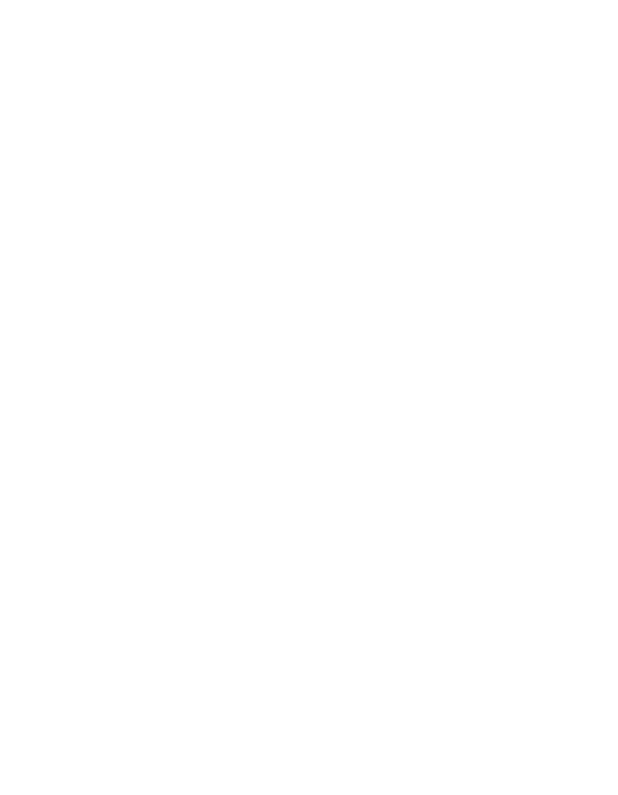
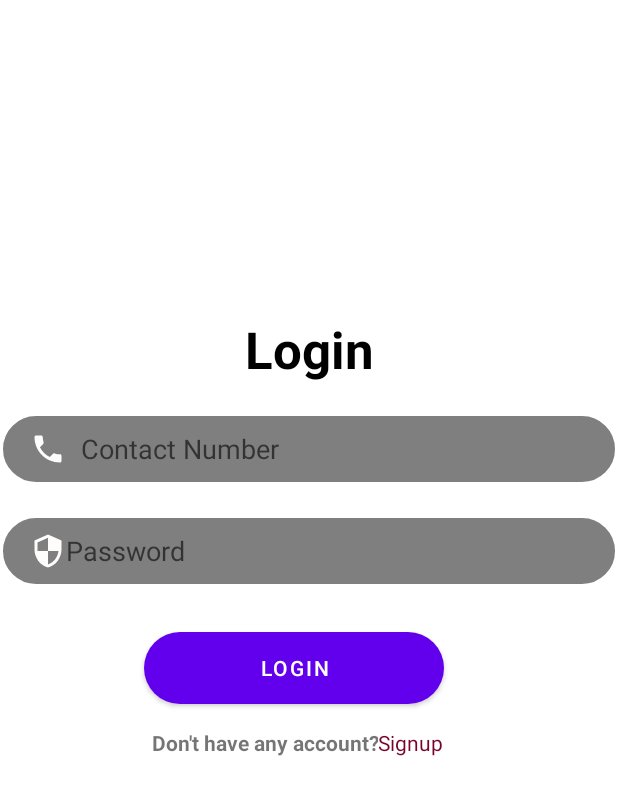
Before and after one commit to Raha111/Rhythm-Guard, an Android app: the screen it shows after launch (MainActivity2 before the commit, LoginActivity after it), on a phone screen of 412 x 824 dp. Before the commit the part shown is empty. Shown: the top 795 px of the screen. Run offline under Robolectric (Android 15) with nearby library versions, the phone set to English and light mode, and no system bars; our stand-ins replace Firebase (no records; nobody signed in at launch, a user with empty details on screens opened directly).

Commit message:
regintration-login added

```diff
--- /dev/null
+++ b/app/src/main/java/com/example/rhythym_guard/LoginActivity.java
@@ -0,0 +1,73 @@
+package com.example.rhythym_guard;
+
+import androidx.annotation.NonNull;
+import androidx.appcompat.app.AppCompatActivity;
+
+import android.content.Intent;
+import android.os.Bundle;
+import android.view.View;
+import android.widget.Button;
+import android.widget.EditText;
+import android.widget.Toast;
+
+import com.google.firebase.database.DataSnapshot;
+import com.google.firebase.database.DatabaseError;
+import com.google.firebase.database.DatabaseReference;
+import com.google.firebase.database.FirebaseDatabase;
+import com.google.firebase.database.ValueEventListener;
+
+public class LoginActivity extends AppCompatActivity {
+    EditText phone,password;
+    Button btn;
+    DatabaseReference databaseReference= FirebaseDatabase.getInstance().getReference().child("users");
+
+    @Override
+    protected void onCreate(Bundle savedInstanceState) {
+        super.onCreate(savedInstanceState);
+        setContentView(R.layout.activity_login);
+        phone=(EditText) findViewById(R.id.inputPhone2);
+        password=(EditText) findViewById(R.id.inputPassword2);
+        btn=(Button) findViewById(R.id.btn2);
+        btn.setOnClickListener(new View.OnClickListener() {
+            @Override
+            public void onClick(View view) {
+                String sphone=phone.getText().toString();
+                String spassword=password.getText().toString();
+                if(sphone.isEmpty()||spassword.isEmpty())
+                {
+                    Toast.makeText(LoginActivity.this, "PLEASE ENTER YOUR MOBILE OR PASSWORD", Toast.LENGTH_SHORT).show();
+                }
+                else
+                {
+                    databaseReference.child("users").addListenerForSingleValueEvent(new ValueEventListener() {
+                        @Override
+                        public void onDataChange(@NonNull DataSnapshot snapshot) {
+                            if(snapshot.hasChild(sphone))
+                            {
+                                String getpass=snapshot.child(sphone).child("Password").getValue(String.class);
+                                if(getpass.equals(spassword))
+                                {
+                                    Intent intent;
+                                   intent = new Intent(LoginActivity.this,RegisterActivity.class);
+                                   // intent.putExtra("phone",sphone);
+                                    startActivity(intent);
+
+                                }
+                                else
+                                {
+                                    Toast.makeText(LoginActivity.this,"WRONG PASSWORD",Toast.LENGTH_SHORT).show();
+                                }
+                            }
+                        }
+
+                        @Override
+                        public void onCancelled(@NonNull DatabaseError error) {
+
+                        }
+                    });
+                }
+            }
+        });
+
+    }
+}
--- a/app/src/main/java/com/example/rhythym_guard/MainActivity.java
+++ b/app/src/main/java/com/example/rhythym_guard/MainActivity.java
@@ -15,7 +15,8 @@ public class MainActivity extends AppCompatActivity {
         new Handler().postDelayed(new Runnable() {
             @Override
             public void run() {
-                startActivity(new Intent(MainActivity.this,MainActivity2.class));
+              //  startActivity(new Intent(MainActivity.this,RegisterActivity.class));
+                startActivity(new Intent(MainActivity.this,LoginActivity.class));
                 finish();
             }
         },3000);
--- /dev/null
+++ b/app/src/main/res/drawable-v24/btn_bg.xml
@@ -0,0 +1,5 @@
+<?xml version="1.0" encoding="utf-8"?>
+<shape xmlns:android="http://schemas.android.com/apk/res/android">
+<solid android:color="#fa8072"/>
+    <corners android:radius="70dp"/>
+</shape>
--- /dev/null
+++ b/app/src/main/res/drawable-v24/ic_email.xml
@@ -0,0 +1,6 @@
+
+<vector android:height="24dp" android:tint="@color/white"
+    android:viewportHeight="24" android:viewportWidth="24"
+    android:width="24dp" xmlns:android="http://schemas.android.com/apk/res/android">
+    <path android:fillColor="@color/white" android:pathData="M20,4L4,4c-1.1,0 -1.99,0.9 -1.99,2L2,18c0,1.1 0.9,2 2,2h16c1.1,0 2,-0.9 2,-2L22,6c0,-1.1 -0.9,-2 -2,-2zM20,8l-8,5 -8,-5L4,6l8,5 8,-5v2z"/>
+</vector>
--- /dev/null
+++ b/app/src/main/res/drawable-v24/ic_person.xml
@@ -0,0 +1,5 @@
+<vector android:height="24dp" android:tint="#FFFCFC"
+    android:viewportHeight="24" android:viewportWidth="24"
+    android:width="24dp" xmlns:android="http://schemas.android.com/apk/res/android">
+    <path android:fillColor="@android:color/white" android:pathData="M12,12c2.21,0 4,-1.79 4,-4s-1.79,-4 -4,-4 -4,1.79 -4,4 1.79,4 4,4zM12,14c-2.67,0 -8,1.34 -8,4v2h16v-2c0,-2.66 -5.33,-4 -8,-4z"/>
+</vector>
--- /dev/null
+++ b/app/src/main/res/drawable-v24/ic_phone.xml
@@ -0,0 +1,5 @@
+<vector android:height="24dp" android:tint="#FDFDFD"
+    android:viewportHeight="24" android:viewportWidth="24"
+    android:width="24dp" xmlns:android="http://schemas.android.com/apk/res/android">
+    <path android:fillColor="@android:color/white" android:pathData="M6.62,10.79c1.44,2.83 3.76,5.14 6.59,6.59l2.2,-2.2c0.27,-0.27 0.67,-0.36 1.02,-0.24 1.12,0.37 2.33,0.57 3.57,0.57 0.55,0 1,0.45 1,1V20c0,0.55 -0.45,1 -1,1 -9.39,0 -17,-7.61 -17,-17 0,-0.55 0.45,-1 1,-1h3.5c0.55,0 1,0.45 1,1 0,1.25 0.2,2.45 0.57,3.57 0.11,0.35 0.03,0.74 -0.25,1.02l-2.2,2.2z"/>
+</vector>
--- /dev/null
+++ b/app/src/main/res/drawable-v24/ic_security.xml
@@ -0,0 +1,5 @@
+<vector android:height="24dp" android:tint="#FFFCFC"
+    android:viewportHeight="24" android:viewportWidth="24"
+    android:width="24dp" xmlns:android="http://schemas.android.com/apk/res/android">
+    <path android:fillColor="@android:color/white" android:pathData="M12,1L3,5v6c0,5.55 3.84,10.74 9,12 5.16,-1.26 9,-6.45 9,-12L21,5l-9,-4zM12,11.99h7c-0.53,4.12 -3.28,7.79 -7,8.94L12,12L5,12L5,6.3l7,-3.11v8.8z"/>
+</vector>
--- /dev/null
+++ b/app/src/main/res/drawable-v24/input_bg.xml
@@ -0,0 +1,6 @@
+<?xml version="1.0" encoding="utf-8"?>
+<shape xmlns:android="http://schemas.android.com/apk/res/android">
+    <stroke android:color="@color/white" android:width="2dp"/>
+    <corners android:radius="150dp" />
+    <solid android:color="#80000000" /> <!-- Dark color with 50% opacity -->
+</shape>
--- /dev/null
+++ b/app/src/main/res/layout/activity_login.xml
@@ -0,0 +1,115 @@
+<?xml version="1.0" encoding="utf-8"?>
+<ScrollView xmlns:android="http://schemas.android.com/apk/res/android"
+    xmlns:app="http://schemas.android.com/apk/res-auto"
+    xmlns:tools="http://schemas.android.com/tools"
+    android:layout_width="match_parent"
+    android:layout_height="match_parent"
+    tools:context=".LoginActivity">
+
+
+    <LinearLayout
+        android:layout_width="match_parent"
+        android:layout_height="wrap_content"
+        android:layout_marginTop="200dp"
+        android:orientation="vertical">
+
+        <TextView
+            android:id="@+id/logo"
+            android:layout_width="match_parent"
+            android:layout_height="wrap_content"
+            android:layout_marginTop="10dp"
+            android:layout_marginBottom="10dp"
+            android:text="Login"
+            android:textAlignment="center"
+            android:textColor="@color/black"
+            android:textSize="34sp"
+            android:textStyle="bold"
+            app:layout_constraintBottom_toBottomOf="parent"
+            app:layout_constraintEnd_toEndOf="parent"
+            app:layout_constraintStart_toStartOf="parent"
+            app:layout_constraintTop_toTopOf="parent"
+            app:layout_constraintVertical_bias="0.17000002" />
+
+        <EditText
+            android:id="@+id/inputPhone2"
+            android:layout_width="match_parent"
+            android:layout_height="wrap_content"
+            android:layout_marginTop="10dp"
+            android:layout_marginBottom="10dp"
+            android:background="@drawable/input_bg"
+            android:drawableLeft="@drawable/ic_phone"
+            android:drawablePadding="10dp"
+            android:ems="10"
+            android:hint="Contact Number"
+            android:inputType="textPersonName"
+            android:minHeight="48dp"
+            android:paddingLeft="20dp"
+            android:paddingTop="10dp"
+            android:paddingRight="10dp"
+            android:paddingBottom="10dp"
+            app:layout_constraintEnd_toEndOf="@+id/inputEmail"
+            app:layout_constraintStart_toStartOf="@+id/inputEmail"
+            app:layout_constraintTop_toBottomOf="@+id/inputEmail" />
+
+        <EditText
+            android:id="@+id/inputPassword2"
+            android:layout_width="match_parent"
+            android:layout_height="wrap_content"
+            android:layout_marginTop="10dp"
+            android:layout_marginBottom="10dp"
+            android:background="@drawable/input_bg"
+            android:drawableLeft="@drawable/ic_security"
+            android:ems="10"
+            android:hint="Password"
+            android:inputType="textPersonName"
+            android:minHeight="48dp"
+            android:paddingLeft="20dp"
+            android:paddingTop="10dp"
+            android:paddingRight="10dp"
+            android:paddingBottom="10dp"
+            app:layout_constraintBottom_toTopOf="@+id/inputConfirmPassword"
+            app:layout_constraintEnd_toEndOf="@+id/inputPhone2"
+            app:layout_constraintStart_toStartOf="@+id/inputPhone2"
+            app:layout_constraintTop_toBottomOf="@+id/inputPhone2" />
+
+        <Button
+            android:id="@+id/btn2"
+            android:layout_width="200dp"
+            android:layout_height="48dp"
+            android:layout_gravity="center"
+            android:layout_marginTop="20dp"
+            android:layout_marginEnd="10dp"
+            android:background="@drawable/btn_bg"
+            android:text="Login" />
+
+        <LinearLayout
+            android:layout_width="match_parent"
+            android:layout_height="match_parent"
+            android:layout_marginTop="16dp"
+            android:gravity="center"
+            android:textAlignment="center"
+            android:orientation="horizontal">
+
+            <TextView
+                android:id="@+id/textView3"
+                android:layout_width="135dp"
+                android:layout_height="match_parent"
+                android:layout_weight="1"
+                android:gravity="center|right"
+                android:text="Don't have any account?"
+                android:textStyle="bold" />
+
+
+            <TextView
+                android:id="@+id/textView"
+                android:layout_width="wrap_content"
+                android:layout_height="wrap_content"
+                android:layout_weight="1"
+                android:gravity="left"
+                android:text="Signup"
+                android:textColor="#77052b" />
+
+        </LinearLayout>
+
+    </LinearLayout>
+</ScrollView>
--- a/build.gradle
+++ b/build.gradle
@@ -1,8 +1,9 @@
 buildscript {
     dependencies {
-        classpath 'com.google.gms:google-services:4.3.15'
+        classpath 'com.google.gms:google-services:4.3.14'
     }
-}// Top-level build file where you can add configuration options common to all sub-projects/modules.
+
+}
 plugins {
     id 'com.android.application' version '7.3.0' apply false
     id 'com.android.library' version '7.3.0' apply false
```
Also changed, not shown: app/build.gradle (+13 -1 lines), app/src/main/AndroidManifest.xml (+14 -0 lines), app/src/main/java/com/example/rhythym_guard/RegisterActivity.java (added, +51 -0 lines), app/src/main/res/layout/activity_register.xml (added, +179 -0 lines).
